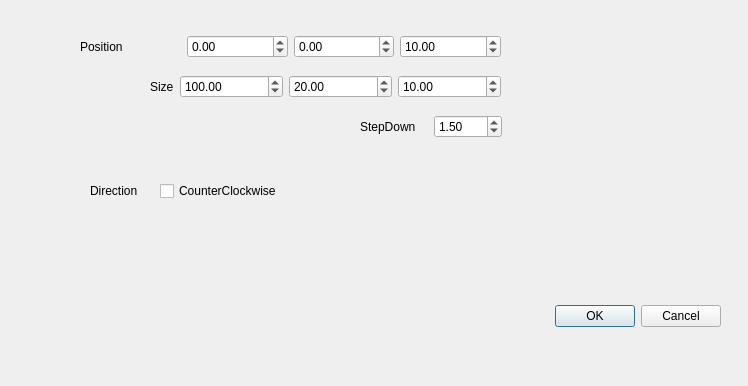
The window that src/Gui/rectcutdialog.ui (fredrickojackson/CppCAM) describes before a commit, drawn with Qt 5.
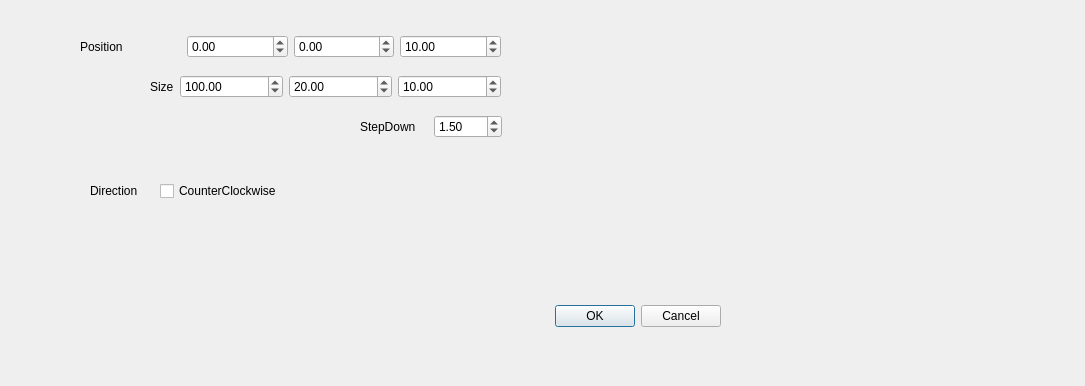
The same window after the commit.

```diff
--- a/src/Gui/rectcutdialog.ui
+++ b/src/Gui/rectcutdialog.ui
@@ -6,7 +6,7 @@
    <rect>
     <x>0</x>
     <y>0</y>
-    <width>748</width>
+    <width>1085</width>
     <height>386</height>
    </rect>
   </property>
@@ -55,7 +55,7 @@
     <string>Direction</string>
    </property>
   </widget>
-  <widget class="QWidget" name="">
+  <widget class="QWidget" name="layoutWidget">
    <property name="geometry">
     <rect>
      <x>150</x>
@@ -113,7 +113,7 @@
     </item>
    </layout>
   </widget>
-  <widget class="QWidget" name="">
+  <widget class="QWidget" name="layoutWidget">
    <property name="geometry">
     <rect>
      <x>80</x>
@@ -165,7 +165,7 @@
     </item>
    </layout>
   </widget>
-  <widget class="QWidget" name="">
+  <widget class="QWidget" name="layoutWidget">
    <property name="geometry">
     <rect>
      <x>360</x>
```
